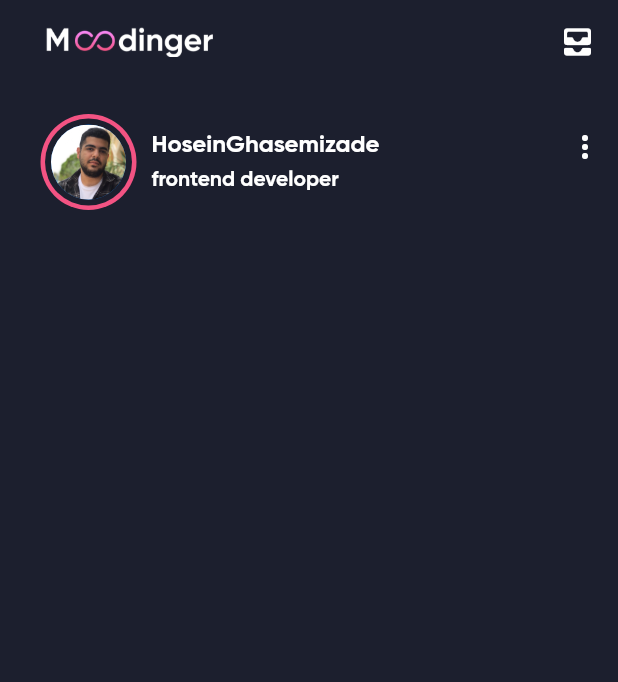
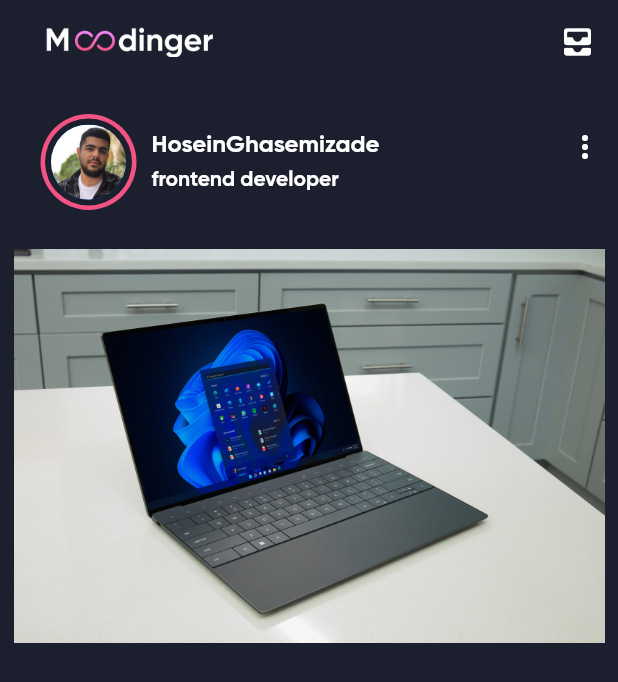
Before and after one commit to ghasemizade/instagram_clone, a Flutter app: the screen it shows after launch, on a phone screen of 412 x 824 dp. Shown: the top 682 px of the screen. Run offline on Flutter 3.47's test engine with Material 2 defaults, Android fonts, the phone set to English and light mode, and no system bars.

Commit message:
update home screen

```diff
--- a/instagram/lib/screens/home_screen.dart
+++ b/instagram/lib/screens/home_screen.dart
@@ -38,7 +38,9 @@ class _homePageState extends State<homePage> {
         elevation: 0,
       ),
       body: SafeArea(
-        child: Row(
+        child: Column(
+          children: [
+            Row(
               children: [
                 _getStoryBox(),
                 SizedBox(
@@ -79,6 +81,19 @@ class _homePageState extends State<homePage> {
                 ),
                 SizedBox(
                   width: 10.0,
+                ),
+              ],
+            ),
+            SizedBox(
+              height: 10.0,
+            ),
+            Container(
+              height: 294,
+              width: 394,
+              decoration: BoxDecoration(),
+              child: Image(
+                image: AssetImage('assets/Images/post1.jpg'),
+              ),
             ),
           ],
         ),
```
Also changed, not shown: instagram/assets/Images/post1.jpg (added). Lines whose indentation alone changed are shown as unchanged.
